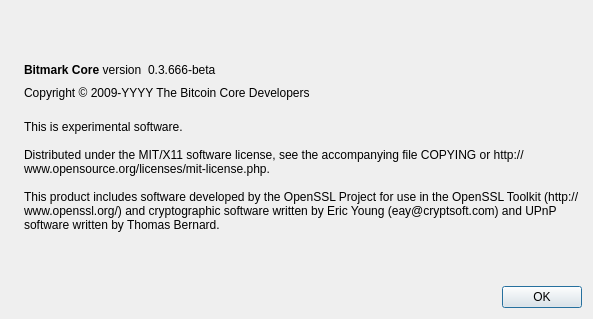
project-bitmark/bitmark, file src/qt/forms/aboutdialog.ui: the form before one commit.
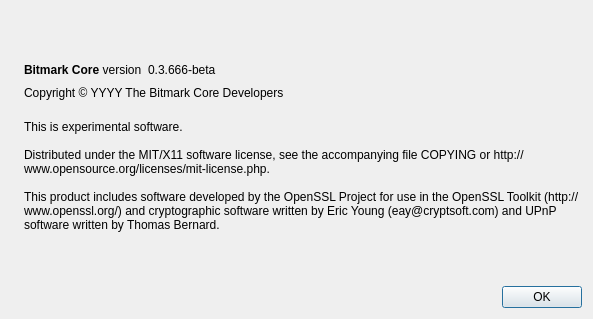
The form after the commit. Icons and pictures are not drawn.

Diff of the .ui file:
```diff
--- a/src/qt/forms/aboutdialog.ui
+++ b/src/qt/forms/aboutdialog.ui
@@ -91,7 +91,7 @@
         <cursorShape>IBeamCursor</cursorShape>
        </property>
        <property name="text">
-        <string notr="true">Copyright &amp;copy; 2009-YYYY The Bitcoin Core Developers</string>
+        <string notr="true">Copyright &amp;copy; YYYY The Bitmark Core Developers</string>
        </property>
        <property name="textFormat">
         <enum>Qt::RichText</enum>
```
